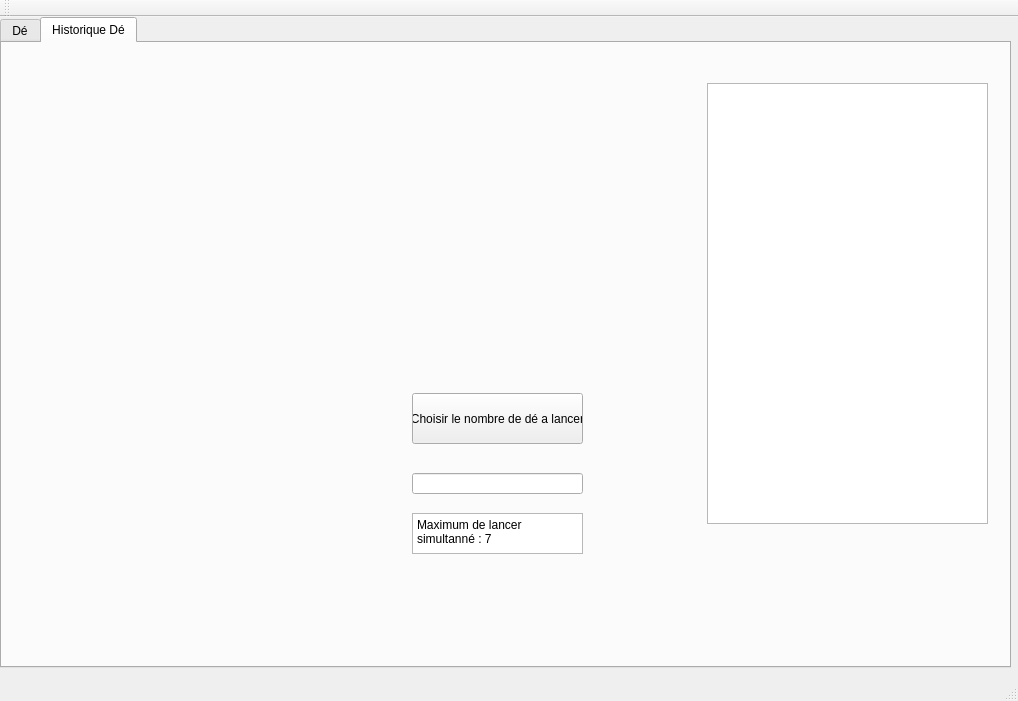
Qt form Lancer De/LancerDe.ui (VolletMaxence/LancerDe) before a commit.
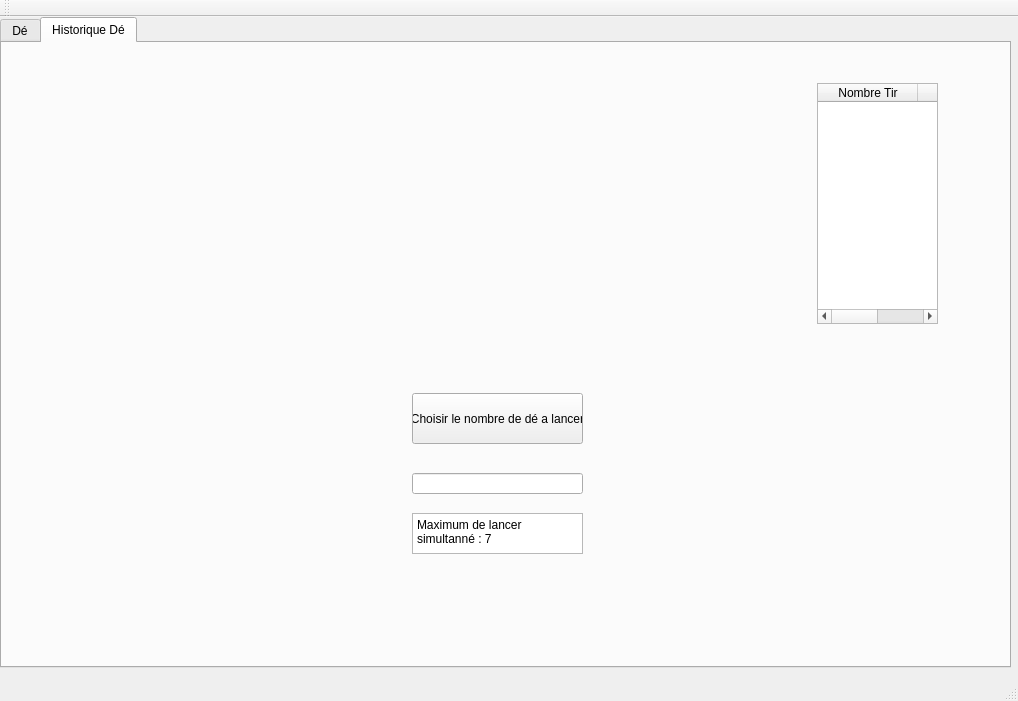
The same form after that commit.

Patch:
```diff
--- a/Lancer De/LancerDe.ui
+++ b/Lancer De/LancerDe.ui
@@ -273,16 +273,6 @@
        <string>Maximum de lancer simultanné : 7</string>
       </property>
      </widget>
-     <widget class="QTableView" name="tableView">
-      <property name="geometry">
-       <rect>
-        <x>705</x>
-        <y>40</y>
-        <width>281</width>
-        <height>441</height>
-       </rect>
-      </property>
-     </widget>
      <widget class="QLabel" name="Erreur">
       <property name="geometry">
        <rect>
@@ -296,6 +286,26 @@
        <string/>
       </property>
      </widget>
+     <widget class="QTableWidget" name="tableWidget">
+      <property name="geometry">
+       <rect>
+        <x>815</x>
+        <y>40</y>
+        <width>121</width>
+        <height>241</height>
+       </rect>
+      </property>
+      <column>
+       <property name="text">
+        <string>Nombre Tir</string>
+       </property>
+      </column>
+      <column>
+       <property name="text">
+        <string>Résultat</string>
+       </property>
+      </column>
+     </widget>
     </widget>
    </widget>
   </widget>
```
